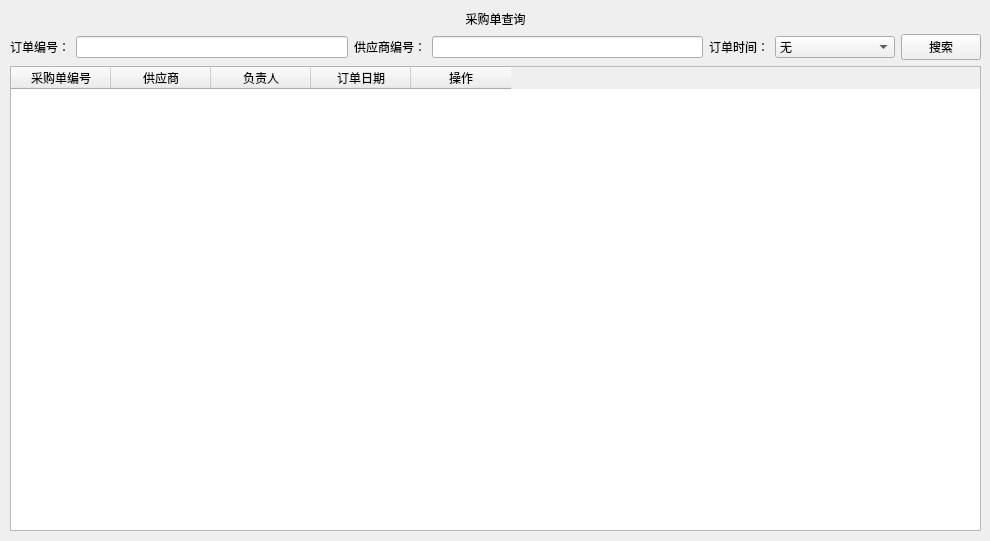
Before: the Qt Designer form UI/Purchaseorderquery_widget.ui in RunpuWei/InvoicingManagementSystem, drawn with Qt 5.
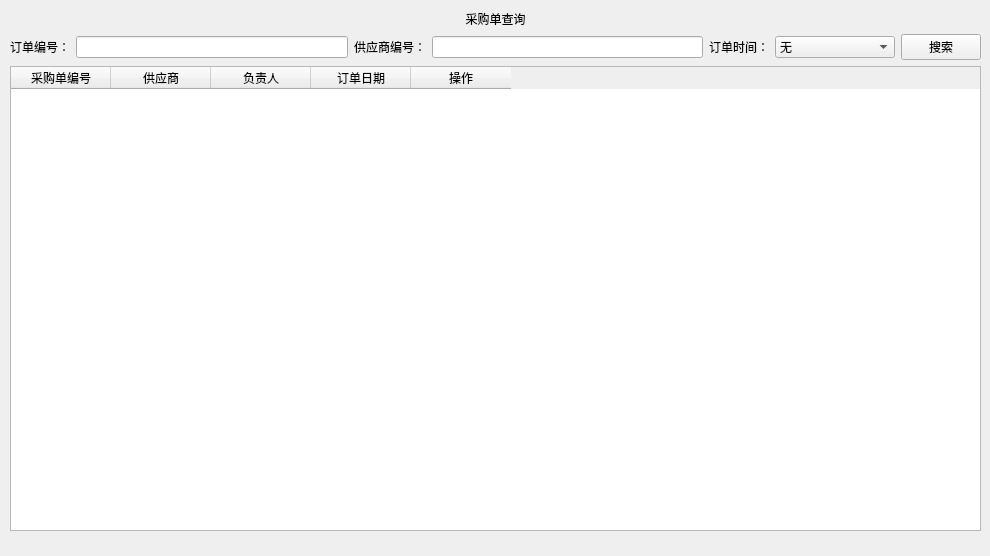
After: the same form once the commit is applied. Icons and pictures are not drawn.

What changed in the file:
```diff
--- a/UI/Purchaseorderquery_widget.ui
+++ b/UI/Purchaseorderquery_widget.ui
@@ -7,9 +7,15 @@
     <x>0</x>
     <y>0</y>
     <width>990</width>
-    <height>541</height>
+    <height>556</height>
    </rect>
   </property>
+  <property name="minimumSize">
+   <size>
+    <width>0</width>
+    <height>30</height>
+   </size>
+  </property>
   <property name="windowTitle">
    <string>采购单查询</string>
   </property>
```
